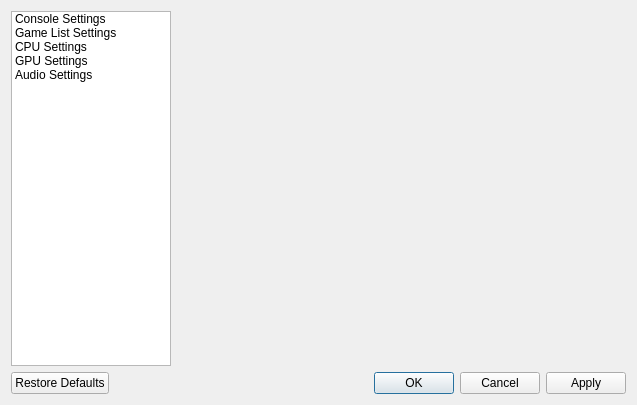
Before: the Qt Designer form src/duckstation-qt/settingsdialog.ui in kofxi3584karlayang/duckstation, drawn with Qt 5.
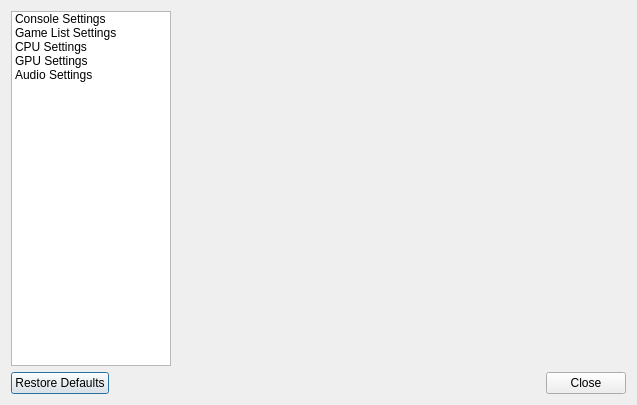
After: the same form once the commit is applied. Icons and pictures are not drawn.

```diff
--- a/src/duckstation-qt/settingsdialog.ui
+++ b/src/duckstation-qt/settingsdialog.ui
@@ -102,7 +102,7 @@
         <enum>Qt::Horizontal</enum>
        </property>
        <property name="standardButtons">
-        <set>QDialogButtonBox::Apply|QDialogButtonBox::Cancel|QDialogButtonBox::Ok|QDialogButtonBox::RestoreDefaults</set>
+        <set>QDialogButtonBox::Close|QDialogButtonBox::RestoreDefaults</set>
        </property>
       </widget>
      </item>
```
